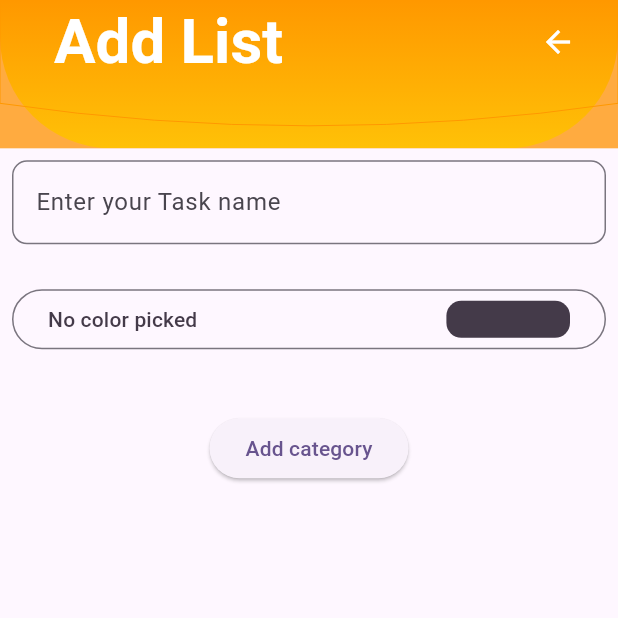
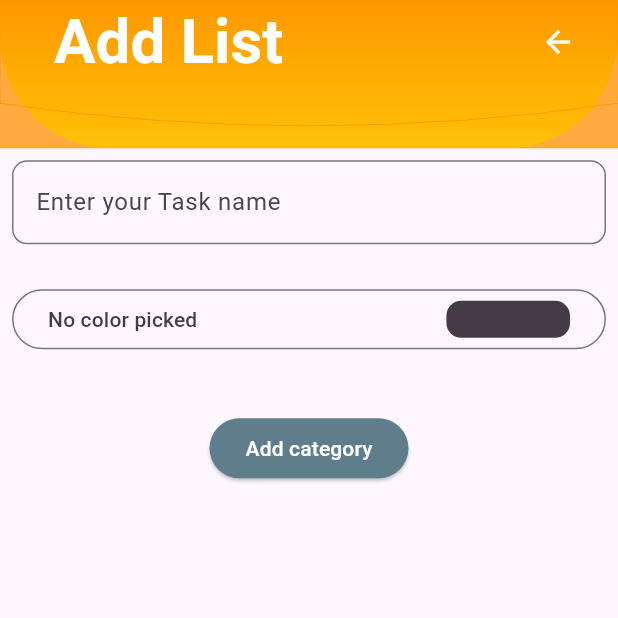
Before and after one commit to RizoanHossainRishad/TaskPlanner-flutter, a Flutter app: the AddList screen opened directly, on a phone screen of 412 x 824 dp, the top half of it. Run offline on Flutter 3.47's test engine with Material 3 defaults, Android fonts, the phone set to English and light mode, and no system bars; our stand-ins replace dotted_border, flutter_colorpicker, sqflite; accounts and stored records are empty.

Commit message:
UI design

```diff
--- a/lib/screens/add_list.dart
+++ b/lib/screens/add_list.dart
@@ -173,7 +173,12 @@ class _AddListState extends State<AddList> {
                     ),
                     SizedBox(height: 30),
                     ElevatedButton(
-                      child: Text("Add category"),
+                      style: ButtonStyle(
+                        backgroundColor: WidgetStatePropertyAll(Colors.blueGrey),
+                      ),
+                      child: Text("Add category",style: TextStyle(
+                        color: Colors.white
+                      ),),
                       onPressed: () async {
                         if (widget.listes != null) {
                           await DBhelper.updateList(
```
